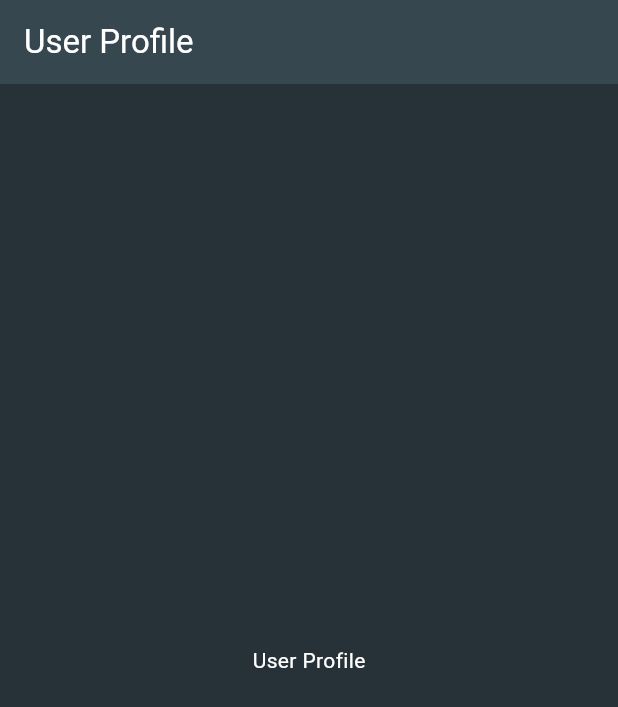
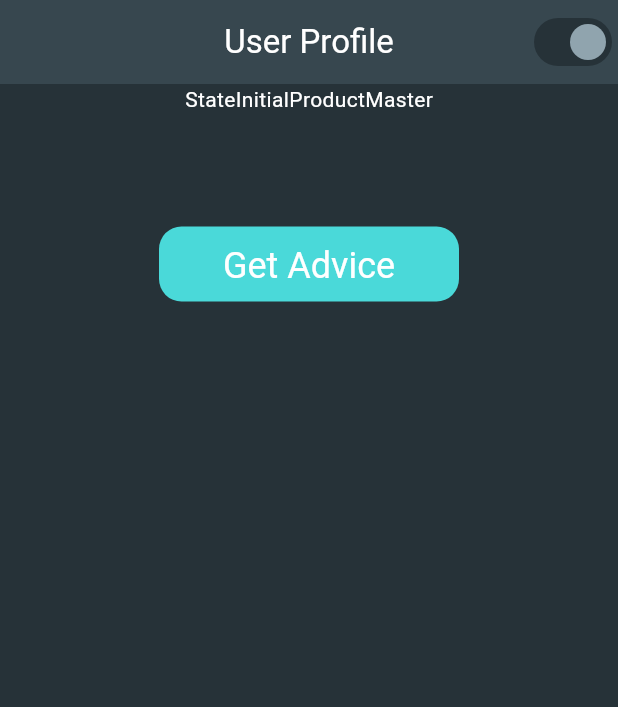
Before and after one commit to sumeetsolse/easy_bills, a Flutter app: the screen it shows after launch, on a phone screen of 412 x 824 dp. Shown: the top 707 px of the screen. Run offline on Flutter 3.47's test engine with Material 3 defaults, Android fonts, the light colour scheme and no system bars; our stand-ins replace flutter_bloc.

Commit message:
Application Layer - BLoc Provider

```diff
--- /dev/null
+++ b/devtools_options.yaml
@@ -0,0 +1,3 @@
+description: This file stores settings for Dart & Flutter DevTools.
+documentation: https://docs.flutter.dev/tools/devtools/extensions#configure-extension-enablement-states
+extensions:
--- a/lib/theme.dart
+++ b/lib/2_application/core/themes/theme.dart
@@ -67,7 +67,7 @@ class AppTheme {
           color: _appbarColorLight,
           iconTheme: IconThemeData(color: _iconColor)),
       //bottomAppBarColor: _appbarColorLight,
-      bottomAppBarTheme: BottomAppBarTheme(color: _appbarColorLight),
+      bottomAppBarTheme: const BottomAppBarTheme(color: _appbarColorLight),
       colorScheme: ColorScheme.light(
         primary: _lightPrimaryColor,
         onPrimary: _lightOnPrimaryColor,
--- a/lib/2_application/core/widgets/cust_wid_error_message.dart
+++ b/lib/2_application/core/widgets/cust_wid_error_message.dart
@@ -19,7 +19,7 @@ class CustWidErrorMessage extends StatelessWidget {
           size: 50,
           color: themeData.colorScheme.error,
         ),
-        SizedBox(
+        const SizedBox(
           height: 20,
         ),
         Text(
--- /dev/null
+++ b/lib/2_application/features/product_master/bloc/product_master_bloc.dart
@@ -0,0 +1,22 @@
+import 'package:flutter/material.dart';
+import 'package:flutter_bloc/flutter_bloc.dart';
+
+part 'product_master_event.dart';
+part 'product_master_state.dart';
+
+class ProductMasterBloc extends Bloc<EventProductMaster, StateProductMaster> {
+  ProductMasterBloc() : super(StateInitialProductMaster()) {
+    // on<ProductMasterEvent>((event, emit) {
+
+    // });
+    on<EventRequestProductMaster>((event, emit) async {
+      emit(StateLoadingProductMaster());
+      //Here we can execute our business logic
+      //for example get advice
+      debugPrint('Fake get advice');
+      await Future.delayed(const Duration(seconds: 3), () {});
+      debugPrint('got advice');
+      emit(StateLoadedProductMaster());
+    });
+  }
+}
--- /dev/null
+++ b/lib/2_application/features/product_master/bloc/product_master_event.dart
@@ -0,0 +1,9 @@
+part of 'product_master_bloc.dart';
+
+@immutable
+sealed class EventProductMaster {}
+
+class EventRequestProductMaster extends EventProductMaster {
+  // final String paraUsername;
+  // AdviceRequestedEvent({required this.paraUsername});
+}
--- /dev/null
+++ b/lib/2_application/features/product_master/bloc/product_master_state.dart
@@ -0,0 +1,15 @@
+part of 'product_master_bloc.dart';
+
+@immutable
+sealed class StateProductMaster {}
+
+final class StateInitialProductMaster extends StateProductMaster {}
+
+final class StateLoadingProductMaster extends StateProductMaster {}
+
+final class StateLoadedProductMaster extends StateProductMaster {}
+
+final class StateErrorProductMaster extends StateProductMaster {
+  final String paraErrorMessage;
+  StateErrorProductMaster({required this.paraErrorMessage});
+}
--- /dev/null
+++ b/lib/2_application/features/product_master/screens/screen_create_update_product_master.dart
@@ -0,0 +1,90 @@
+import 'package:easy_bills/2_application/core/services/theme_service.dart';
+import 'package:easy_bills/2_application/features/product_master/bloc/product_master_bloc.dart';
+import 'package:flutter/material.dart';
+import 'package:flutter_bloc/flutter_bloc.dart';
+import 'package:provider/provider.dart';
+
+class WrapperProviderScreenCreateUpdateProductMaster extends StatelessWidget {
+  const WrapperProviderScreenCreateUpdateProductMaster({super.key});
+
+  @override
+  Widget build(BuildContext context) {
+    return BlocProvider(
+      create: (context) {
+        return ProductMasterBloc();
+      },
+      child: const ScreenCreateUpdateProductMaster(),
+    );
+  }
+}
+
+class ScreenCreateUpdateProductMaster extends StatelessWidget {
+  const ScreenCreateUpdateProductMaster({super.key});
+
+  @override
+  Widget build(BuildContext context) {
+    final themeData = Theme.of(context);
+    return Scaffold(
+      appBar: AppBar(
+        title: const Text('User Profile'),
+        centerTitle: true,
+        actions: [
+          Switch(
+              value: Provider.of<ThemeService>(context).isDarkModeOn,
+              onChanged: (_) {
+                return Provider.of<ThemeService>(context, listen: false)
+                    .toggleTheme();
+              })
+        ],
+      ),
+      body: Column(
+        children: <Widget>[
+          Center(
+            child: BlocBuilder<ProductMasterBloc, StateProductMaster>(
+              builder: (context, state) {
+                if (state is StateErrorProductMaster) {
+                  return const Center(child: Text("StateErrorProductMaster"));
+                } else if (state is StateInitialProductMaster) {
+                  return const Center(child: Text("StateInitialProductMaster"));
+                } else if (state is StateLoadingProductMaster) {
+                  return const Center(child: Text("StateLoadingProductMaster"));
+                } else {
+                  return const Center(child: Text("StateLoadedProductMaster"));
+                }
+              },
+            ),
+          ),
+          SizedBox(
+            height: 200,
+            child: Center(
+              child: InkResponse(
+                onTap: () => BlocProvider.of<ProductMasterBloc>(context)
+                    .add(EventRequestProductMaster()),
+                child: Container(
+                  height: 50,
+                  width: 200,
+                  decoration: BoxDecoration(
+                    color: themeData.colorScheme.secondary,
+                    borderRadius: BorderRadius.circular(15),
+                  ),
+                  child: Padding(
+                    padding: const EdgeInsets.symmetric(
+                      horizontal: 10.0,
+                      vertical: 10,
+                    ),
+                    child: Center(
+                      child: Text(
+                        'Get Advice',
+                        style: themeData.textTheme.headlineSmall,
+                      ),
+                    ),
+                  ),
+                ),
+              ),
+            ),
+          ),
+        ],
+      ),
+    );
+  }
+}
--- a/lib/2_application/features/user_profile/screens/screen_create_update_user_profile.dart
+++ /dev/null
@@ -1,17 +0,0 @@
-import 'package:flutter/material.dart';
-
-class ScreenCreateUpdateUserProfile extends StatelessWidget {
-  const ScreenCreateUpdateUserProfile({super.key});
-
-  @override
-  Widget build(BuildContext context) {
-    return Scaffold(
-      appBar: AppBar(
-        title: const Text('User Profile'),
-      ),
-      body: const Center(
-        child: Text("User Profile"),
-      ),
-    );
-  }
-}
--- a/lib/main.dart
+++ b/lib/main.dart
@@ -1,6 +1,6 @@
 import 'package:easy_bills/2_application/core/services/theme_service.dart';
-import 'package:easy_bills/2_application/features/user_profile/screens/screen_create_update_user_profile.dart';
-import 'package:easy_bills/theme.dart';
+import 'package:easy_bills/2_application/core/themes/theme.dart';
+import 'package:easy_bills/2_application/features/product_master/screens/screen_create_update_product_master.dart';
 import 'package:flutter/material.dart';
 import 'package:provider/provider.dart';
 
@@ -26,7 +26,7 @@
         darkTheme: AppTheme.darkTheme,
         theme: AppTheme.lightTheme,
         themeMode: themeService.isDarkModeOn ? ThemeMode.dark : ThemeMode.light,
-        home: const ScreenCreateUpdateUserProfile(),
+        home: const WrapperProviderScreenCreateUpdateProductMaster(),
       );
     });
   }
```
